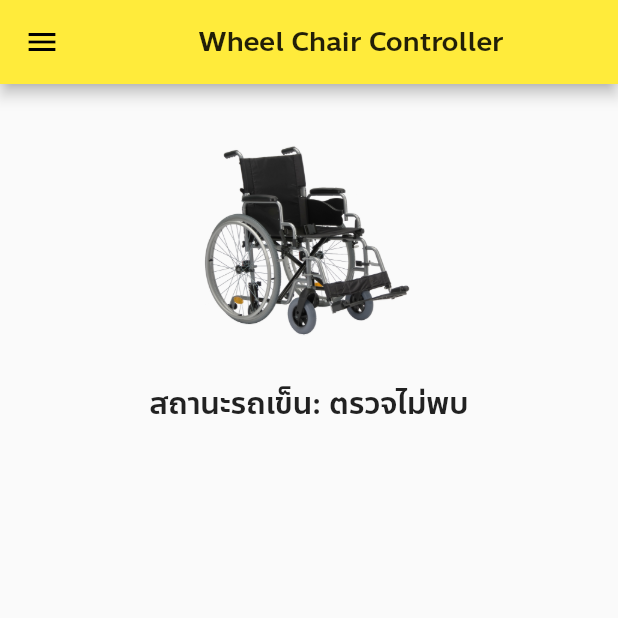
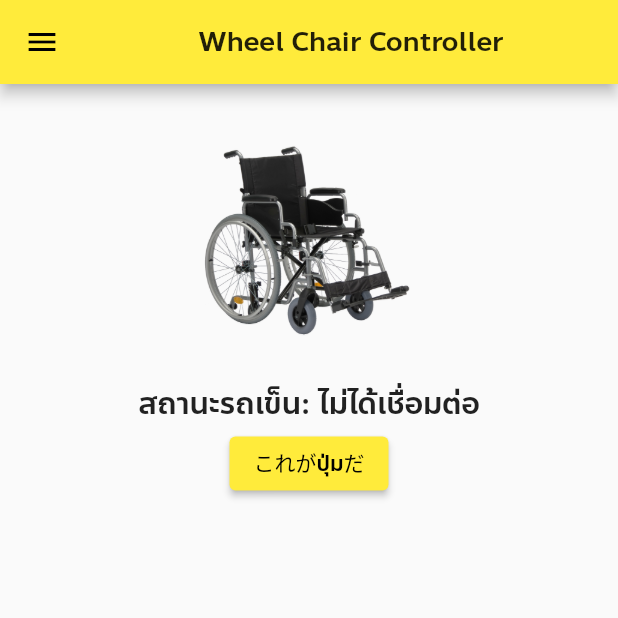
Before and after one commit to Leomotors/NSM2021-SmartWheelChair-MobileApp, a Flutter app: the screen it shows after launch, on a phone screen of 412 x 824 dp, the top half of it. Run offline on Flutter 3.47's test engine with Material 2 defaults, Android fonts, the phone set to English and light mode, and no system bars; our stand-ins replace package_info.

Commit message:
code tweaks

```diff
--- a/lib/main.dart
+++ b/lib/main.dart
@@ -2,6 +2,7 @@ import 'package:flutter/foundation.dart';
 import 'package:flutter/material.dart';
 import 'package:nsm2021_smartwheelchair_mobileapp/constants/assets_path.dart';
 import 'package:nsm2021_smartwheelchair_mobileapp/screens/PairWheelChair.dart';
+import 'package:nsm2021_smartwheelchair_mobileapp/screens/WheelChairMonitor.dart';
 import 'package:package_info/package_info.dart';
 
 void main() {
@@ -110,20 +111,7 @@ class _MyHomePageState extends State<MyHomePage> {
           ),
         ],
       )),
-      body: Column(
-        children: [
-          Padding(
-            padding: const EdgeInsets.all(24.0),
-            child: Center(
-              child: Image.asset(normalWheelChair, height: 150),
-            ),
-          ),
-          Text(
-            "สถานะรถเข็น: ตรวจไม่พบ",
-            style: TextStyle(fontSize: 20, fontWeight: FontWeight.w500),
-          ),
-        ],
-      ),
+      body: WheelChairMonitor(),
     );
   }
 }
--- /dev/null
+++ b/lib/screens/WheelChairMonitor.dart
@@ -0,0 +1,39 @@
+import 'package:flutter/material.dart';
+import 'package:nsm2021_smartwheelchair_mobileapp/constants/assets_path.dart';
+
+class WheelChairMonitor extends StatefulWidget {
+  const WheelChairMonitor({Key? key}) : super(key: key);
+
+  @override
+  _WheelChairMonitorState createState() => _WheelChairMonitorState();
+}
+
+class _WheelChairMonitorState extends State<WheelChairMonitor> {
+  String _status = "ไม่ได้เชื่อมต่อ";
+
+  @override
+  Widget build(BuildContext context) {
+    return Column(
+      children: [
+        Padding(
+          padding: const EdgeInsets.all(24.0),
+          child: Center(
+            child: Image.asset(normalWheelChair, height: 150),
+          ),
+        ),
+        Text(
+          "สถานะรถเข็น: " + _status,
+          style: TextStyle(fontSize: 20, fontWeight: FontWeight.w500),
+        ),
+        ElevatedButton(
+          onPressed: () {
+            setState(() {
+              _status = "กดปุ่มแล้ว";
+            });
+          },
+          child: Text("これがปุ่มだ"),
+        ),
+      ],
+    );
+  }
+}
--- a/pubspec.yaml
+++ b/pubspec.yaml
@@ -15,7 +15,7 @@ publish_to: 'none' # Remove this line if you wish to publish to pub.dev
 # In iOS, build-name is used as CFBundleShortVersionString while build-number used as CFBundleVersion.
 # Read more about iOS versioning at
 # https://developer.apple.com/library/archive/documentation/General/Reference/InfoPlistKeyReference/Articles/CoreFoundationKeys.html
-version: 1.0.11
+version: 1.0.12
 
 environment:
   sdk: ">=2.12.0 <3.0.0"
```
Also changed, not shown: lib/screens/PairWheelChair.dart (+11 -6 lines).
